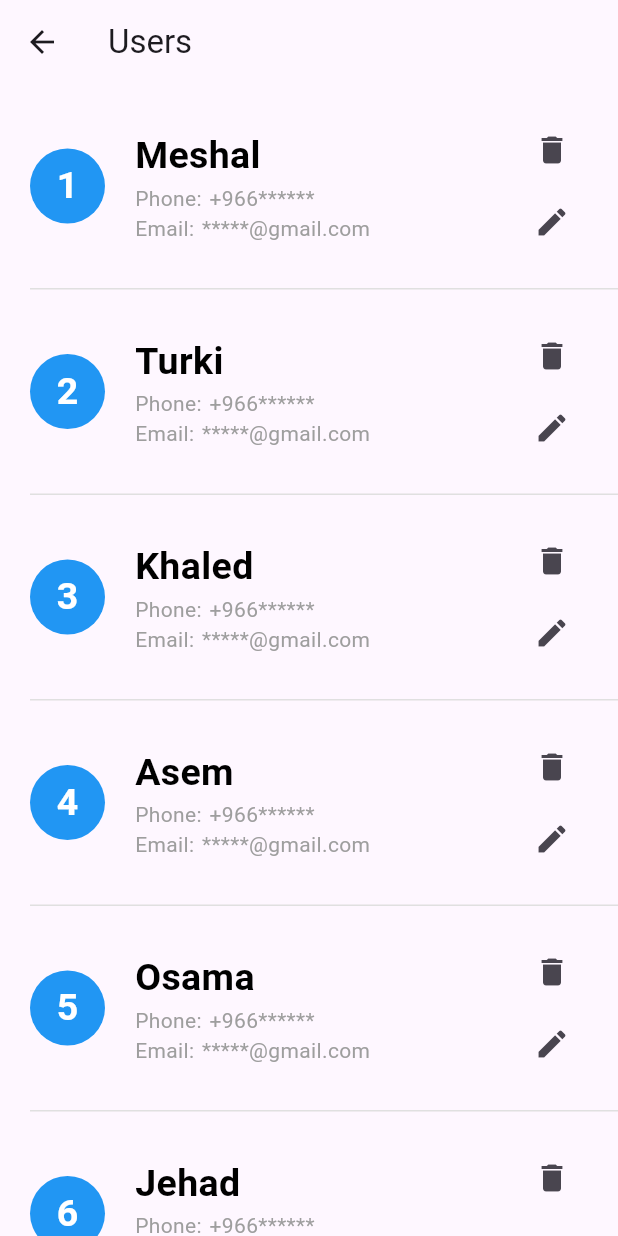
After one commit to i6md/Aoun, a Flutter app: the UsersScreen screen opened directly, on a phone screen of 412 x 824 dp. The commit adds this screen. Run offline on Flutter 3.47's test engine with Material 3 defaults, Android fonts, the phone set to English and light mode, and no system bars.

Commit message:
Organized version

```diff
--- a/lib/main.dart
+++ b/lib/main.dart
@@ -1,6 +1,8 @@
+import 'package:aoun_app/modules/login/login_screen.dart';
+import 'package:aoun_app/modules/registration/Registration_screen.dart';
+import 'package:aoun_app/modules/users/users_screen.dart';
 import 'package:flutter/material.dart';
-import 'package:aoun_app/Registration_screen.dart';
-import 'package:aoun_app/login_screen.dart';
+
 
 
 
--- /dev/null
+++ b/lib/modules/users/users_screen.dart
@@ -0,0 +1,256 @@
+import 'package:flutter/material.dart';
+class UserModel
+{
+  final int id;
+  final String name;
+  final String phone;
+  final String email;
+  UserModel({
+    required this.id,
+    required this.name,
+    required this.phone,
+    required this.email
+  });
+
+}
+class UsersScreen extends StatelessWidget
+{
+  List<UserModel> users =[
+    UserModel(
+        id: 1,
+        name: "Meshal",
+        phone: "+966******",
+        email: "*****@gmail.com"
+    ),
+    UserModel(
+        id: 2,
+        name: "Turki",
+        phone: "+966******",
+        email: "*****@gmail.com"
+    ),
+    UserModel(
+        id: 3,
+        name: "Khaled",
+        phone: "+966******",
+        email: "*****@gmail.com"
+    ),
+    UserModel(
+        id: 4,
+        name: "Asem",
+        phone: "+966******",
+        email: "*****@gmail.com"
+    ),
+    UserModel(
+        id: 5,
+        name: "Osama",
+        phone: "+966******",
+        email: "*****@gmail.com"
+    ),
+    UserModel(
+        id: 6,
+        name: "Jehad",
+        phone: "+966******",
+        email: "*****@gmail.com"
+    ),
+    UserModel(
+        id: 7,
+        name: "Abdulrahman",
+        phone: "+966******",
+        email: "*****@gmail.com"
+    ),
+    UserModel(
+        id: 8,
+        name: "Nawaf",
+        phone: "+966******",
+        email: "*****@gmail.com"
+    ),
+    UserModel(
+        id: 9,
+        name: "Bader",
+        phone: "+966******",
+        email: "*****@gmail.com"
+    ),
+    UserModel(
+        id: 1,
+        name: "Meshal",
+        phone: "+966******",
+        email: "*****@gmail.com"
+    ),
+    UserModel(
+        id: 2,
+        name: "Turki",
+        phone: "+966******",
+        email: "*****@gmail.com"
+    ),
+    UserModel(
+        id: 3,
+        name: "Khaled",
+        phone: "+966******",
+        email: "*****@gmail.com"
+    ),
+    UserModel(
+        id: 4,
+        name: "Asem",
+        phone: "+966******",
+        email: "*****@gmail.com"
+    ),
+    UserModel(
+        id: 5,
+        name: "Osama",
+        phone: "+966******",
+        email: "*****@gmail.com"
+    ),
+    UserModel(
+        id: 6,
+        name: "Jehad",
+        phone: "+966******",
+        email: "*****@gmail.com"
+    ),
+    UserModel(
+        id: 7,
+        name: "Abdulrahman",
+        phone: "+966******",
+        email: "*****@gmail.com"
+    ),
+    UserModel(
+        id: 8,
+        name: "Nawaf",
+        phone: "+966******",
+        email: "*****@gmail.com"
+    ),
+    UserModel(
+        id: 9,
+        name: "Bader",
+        phone: "+966******",
+        email: "*****@gmail.com"
+    ),
+
+  ];
+  @override
+  Widget build(BuildContext context) {
+    // TODO: implement build
+    return Scaffold(
+        appBar: AppBar(
+          title: Text(
+              'Users'
+          ),
+        ),
+        body:ListView.separated(
+            itemBuilder: (context,index)=> buildUserItem(users[index]),
+            separatorBuilder: (context,index)=>
+                Padding(
+                  padding: const EdgeInsetsDirectional.only(start:20.0,),
+                  child: Container(
+                    width: double.infinity,
+                    height: 1.0,
+                    color: Colors.grey[300],
+                  ),
+                ),
+            itemCount: users.length)
+    );
+  }
+
+  Widget buildUserItem(UserModel user)=> Padding(
+    padding: const EdgeInsets.all(20.0),
+    child: Row(
+      mainAxisAlignment: MainAxisAlignment.spaceBetween,
+      children: [
+        CircleAvatar(
+          backgroundColor: Colors.blue,
+          radius: 25.0,
+          child: Text(
+            '${user.id}',
+            style: TextStyle(
+                color: Colors.white,
+                fontSize: 25.0,
+                fontWeight: FontWeight.bold
+            ),
+          ),
+        ),
+        Expanded(
+          child: Padding(
+            padding: const EdgeInsetsDirectional.only(start:20.0,end: 10),
+            child: Column(
+              crossAxisAlignment: CrossAxisAlignment.start,
+              mainAxisSize: MainAxisSize.min,
+              children: [
+                Text(
+                  '${user.name}',
+                  style: TextStyle(
+                      color: Colors.black,
+                      fontSize: 25.0,
+                      fontWeight: FontWeight.bold
+                  ),
+                  //maxLines: 1,
+                  overflow: TextOverflow.ellipsis,
+                ),
+                Row(
+                  children: [
+                    Text(
+                      'Phone:',
+                      style: TextStyle(
+                        color: Colors.grey,
+                      ),
+                    ),
+                    SizedBox(
+                      width: 5.0,
+                    ),
+                    Text(
+                      '${user.phone}',
+                      style: TextStyle(
+                        color: Colors.grey,
+                      ),
+                    ),
+                  ],
+                ),
+
+                Row(
+                  children: [
+                    Text(
+                      'Email:',
+                      style: TextStyle(
+                        color: Colors.grey,
+                      ),
+                    ),
+                    SizedBox(
+                      width: 5.0,
+                    ),
+                    Text(
+                      '${user.email}',
+                      style: TextStyle(
+                        color: Colors.grey,
+                      ),
+                    ),
+                  ],
+                ),
+              ],
+            ),
+          ),
+        ),
+        Container(
+
+          child: Column(
+            crossAxisAlignment: CrossAxisAlignment.end,
+            mainAxisSize: MainAxisSize.min,
+            children: [
+              IconButton(
+                  onPressed: (){},
+                  icon: Icon(
+                      Icons.delete
+                  )
+              ),
+              IconButton(
+                  onPressed: (){},
+                  icon: Icon(
+                      Icons.edit
+                  )
+              )
+            ],
+          ),
+        ),
+
+      ],
+    ),
+  );
+
+}
```
Also changed, not shown: lib/modules/login/login_screen.dart (renamed from lib/login_screen.dart), lib/modules/registration/Registration_screen.dart (renamed from lib/Registration_screen.dart), lib/shared/components/components.dart (added), lib/shared/components/constants.dart (added), lib/shared/styles/colors.dart (added), lib/shared/styles/styles.dart (added).
